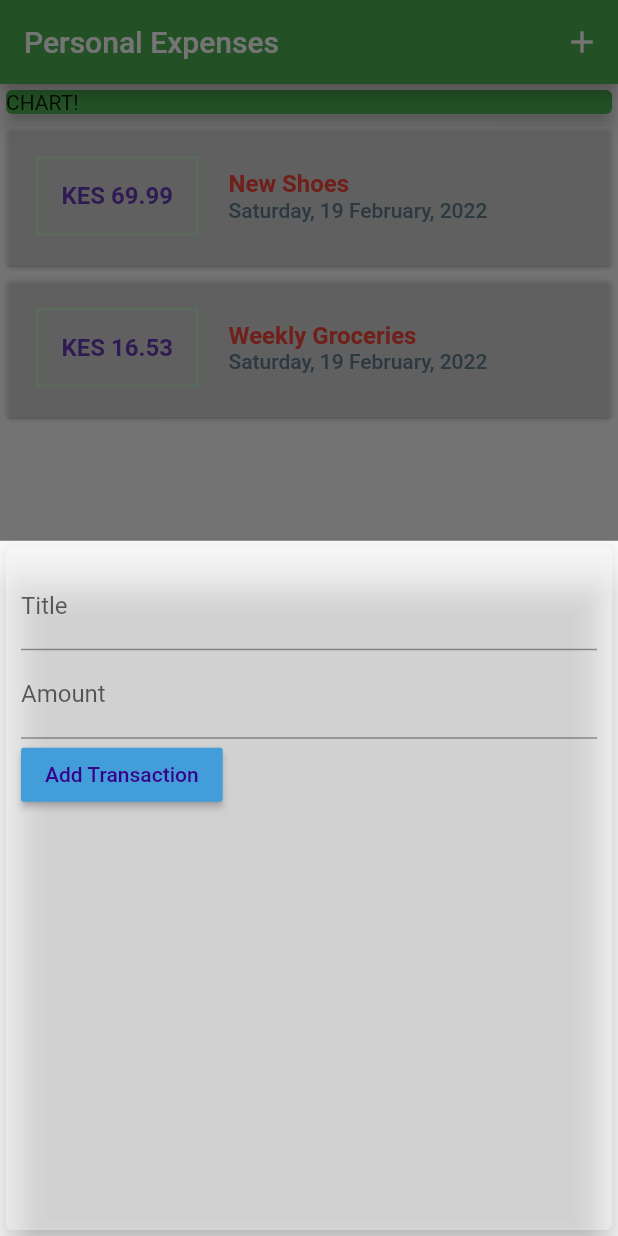
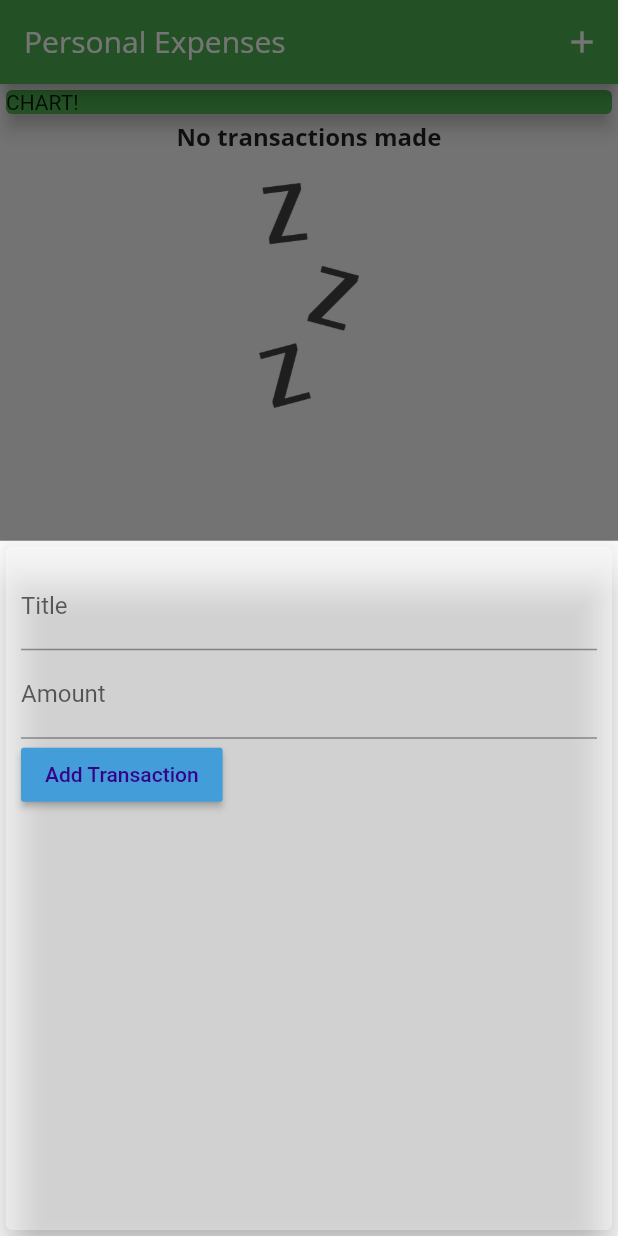
Before and after one commit to muriukiMartin/finance_app, a Flutter app: the screen it shows after launch, after a tap on the "add" icon, on a phone screen of 412 x 824 dp. Run offline on Flutter 3.47's test engine with Material 2 defaults, Android fonts, the phone set to English and light mode, and no system bars.

```diff
--- a/lib/main.dart
+++ b/lib/main.dart
@@ -11,10 +11,18 @@ class MyFinanceApp extends StatelessWidget {
     return MaterialApp(
       title: 'Personal Expenses ',
       theme: ThemeData(
-        primarySwatch: Colors.green,
-        accentColor: Colors.greenAccent,
-        cardColor: Colors.white38,
-      ),
+          primarySwatch: Colors.green,
+          accentColor: Colors.greenAccent,
+          cardColor: Colors.white38,
+          fontFamily: 'Quicksand',
+          textTheme: ThemeData.light().textTheme.copyWith(
+              headline6: TextStyle(
+                  fontFamily: 'OpenSans',
+                  fontSize: 16,
+                  fontWeight: FontWeight.bold)),
+          appBarTheme: AppBarTheme(
+              textTheme: ThemeData.light().textTheme.copyWith(
+                  headline6: TextStyle(fontFamily: 'OpenSans', fontSize: 20)))),
       home: MyHomePage(),
       debugShowCheckedModeBanner: false,
     );
@@ -28,18 +36,18 @@ class MyHomePage extends StatefulWidget {
 
 class _MyHomePageState extends State<MyHomePage> {
   final List<Transaction> _userTransactions = [
-    Transaction(
-      id: 't1',
-      title: 'New Shoes',
-      amount: 69.99,
-      date: DateTime.now(),
-    ),
-    Transaction(
-      id: 't2',
-      title: 'Weekly Groceries',
-      amount: 16.53,
-      date: DateTime.now(),
-    ),
+    // Transaction(
+    //   id: 't1',
+    //   title: 'New Shoes',
+    //   amount: 69.99,
+    //   date: DateTime.now(),
+    // ),
+    // Transaction(
+    //   id: 't2',
+    //   title: 'Weekly Groceries',
+    //   amount: 16.53,
+    //   date: DateTime.now(),
+    // ),
   ];
 
   void _addNewTransaction(String txTitle, double txAmount) {
--- a/lib/widgets/transaction_list.dart
+++ b/lib/widgets/transaction_list.dart
@@ -10,7 +10,26 @@ class TransactionList extends StatelessWidget {
   Widget build(BuildContext context) {
     return Container(
       height: 500,
-      child: ListView.builder(
+      child: transactions.isEmpty
+          ? Column(
+              children: <Widget>[
+                Text(
+                  'No transactions made',
+                  style: Theme.of(context).textTheme.headline6,
+                ),
+                SizedBox(
+                  width: 10.0,
+                  height: 20,
+                ),
+                Container(
+                    height: 150,
+                    child: Image.asset(
+                      'assets/images/waiting.png',
+                      fit: BoxFit.cover,
+                    )),
+              ],
+            )
+          : ListView.builder(
               itemBuilder: (cxt, index) {
                 return Card(
                   child: Row(
@@ -36,12 +55,11 @@ class TransactionList extends StatelessWidget {
                         children: <Widget>[
                           Text(
                             transactions[index].title,
-                      style: TextStyle(
-                          fontWeight: FontWeight.bold,
-                          fontSize: 16,
-                          color: Colors.red),
+                            style: Theme.of(context).textTheme.headline6,
                           ),
-                    Text(DateFormat('EEEE, d MMMM, yyyy').format(transactions[index].date),
+                          Text(
+                              DateFormat('EEEE, d MMMM, yyyy')
+                                  .format(transactions[index].date),
                               style: TextStyle(
                                   fontWeight: FontWeight.w500,
                                   fontSize: 14,
@@ -53,7 +71,6 @@ class TransactionList extends StatelessWidget {
                 );
               },
               itemCount: transactions.length,
-
             ),
     );
   }
--- a/pubspec.yaml
+++ b/pubspec.yaml
@@ -46,9 +46,9 @@ flutter:
   uses-material-design: true
 
   # To add assets to your application, add an assets section, like this:
-  # assets:
-  #   - images/a_dot_burr.jpeg
-  #   - images/a_dot_ham.jpeg
+  assets:
+    - assets/images/waiting.png
+    # - images/a_dot_ham.jpeg
 
   # An image asset can refer to one or more resolution-specific "variants", see
   # https://flutter.dev/assets-and-images/#resolution-aware.
```
Also changed, not shown: assets/images/waiting.png (added). Lines whose indentation alone changed are shown as unchanged.
